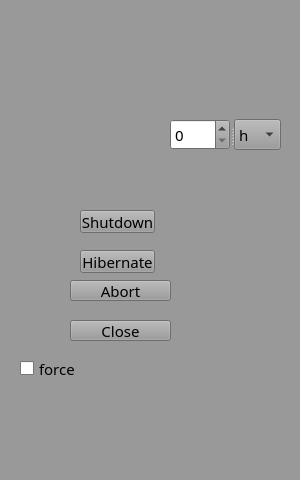
Qt form mainwindow.ui (kolesnykanton/shutdownApp) before a commit.
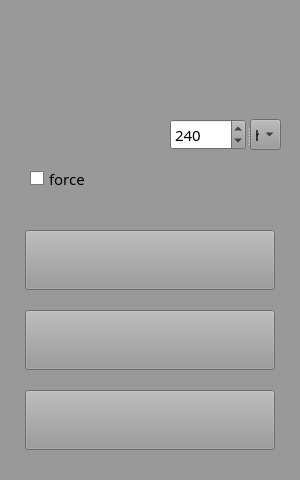
The same form after that commit. Icons and pictures are not drawn.

Commit message: add style sheet for buttons, delete the "close" button, change the icon, set valve for spinbox

The edit to the form file:
```diff
--- a/mainwindow.ui
+++ b/mainwindow.ui
@@ -201,8 +201,8 @@
    <widget class="QCheckBox" name="checkBoxForce">
     <property name="geometry">
      <rect>
-      <x>20</x>
-      <y>360</y>
+      <x>30</x>
+      <y>170</y>
       <width>70</width>
       <height>17</height>
      </rect>
@@ -249,13 +249,28 @@
       <enum>Qt::TabFocus</enum>
      </property>
      <property name="maximum">
-      <number>150</number>
+      <number>99999999</number>
+     </property>
+     <property name="singleStep">
+      <number>5</number>
      </property>
      <property name="value">
-      <number>0</number>
+      <number>240</number>
      </property>
     </widget>
     <widget class="QComboBox" name="comboBox">
+     <property name="minimumSize">
+      <size>
+       <width>31</width>
+       <height>31</height>
+      </size>
+     </property>
+     <property name="maximumSize">
+      <size>
+       <width>31</width>
+       <height>31</height>
+      </size>
+     </property>
      <item>
       <property name="text">
        <string>h</string>
@@ -273,45 +288,32 @@
      </item>
     </widget>
    </widget>
-   <widget class="QPushButton" name="closeButton">
-    <property name="geometry">
-     <rect>
-      <x>70</x>
-      <y>320</y>
-      <width>101</width>
-      <height>21</height>
-     </rect>
-    </property>
-    <property name="cursor">
-     <cursorShape>PointingHandCursor</cursorShape>
-    </property>
-    <property name="text">
-     <string>Close</string>
-    </property>
-   </widget>
    <widget class="QPushButton" name="abortButton">
     <property name="geometry">
      <rect>
-      <x>70</x>
-      <y>280</y>
-      <width>101</width>
-      <height>21</height>
+      <x>25</x>
+      <y>390</y>
+      <width>250</width>
+      <height>60</height>
      </rect>
     </property>
     <property name="cursor">
      <cursorShape>PointingHandCursor</cursorShape>
     </property>
+    <property name="styleSheet">
+     <string notr="true">border-image: url(:/qt resouce/Abort.png);</string>
+    </property>
     <property name="text">
-     <string>Abort</string>
+     <string/>
     </property>
    </widget>
    <widget class="QPushButton" name="shutdownButton">
     <property name="geometry">
      <rect>
-      <x>80</x>
-      <y>210</y>
-      <width>75</width>
-      <height>23</height>
+      <x>25</x>
+      <y>230</y>
+      <width>250</width>
+      <height>60</height>
      </rect>
     </property>
     <property name="cursor">
@@ -326,8 +328,11 @@
     <property name="whatsThis">
      <string/>
     </property>
+    <property name="styleSheet">
+     <string notr="true">border-image: url(:/qt resouce/Shutdown.png);</string>
+    </property>
     <property name="text">
-     <string>Shutdown</string>
+     <string/>
     </property>
     <property name="checkable">
      <bool>false</bool>
@@ -345,17 +350,20 @@
    <widget class="QPushButton" name="hibernateButton">
     <property name="geometry">
      <rect>
-      <x>80</x>
-      <y>250</y>
-      <width>75</width>
-      <height>23</height>
+      <x>25</x>
+      <y>310</y>
+      <width>250</width>
+      <height>60</height>
      </rect>
     </property>
     <property name="cursor">
      <cursorShape>PointingHandCursor</cursorShape>
     </property>
+    <property name="styleSheet">
+     <string notr="true">border-image: url(:/qt resouce/Hibernate.png);</string>
+    </property>
     <property name="text">
-     <string>Hibernate</string>
+     <string/>
     </property>
    </widget>
   </widget>
```
Left out of the diff: 2 changed lines with no effect on the pictures. The commit also changes 11 other files.
